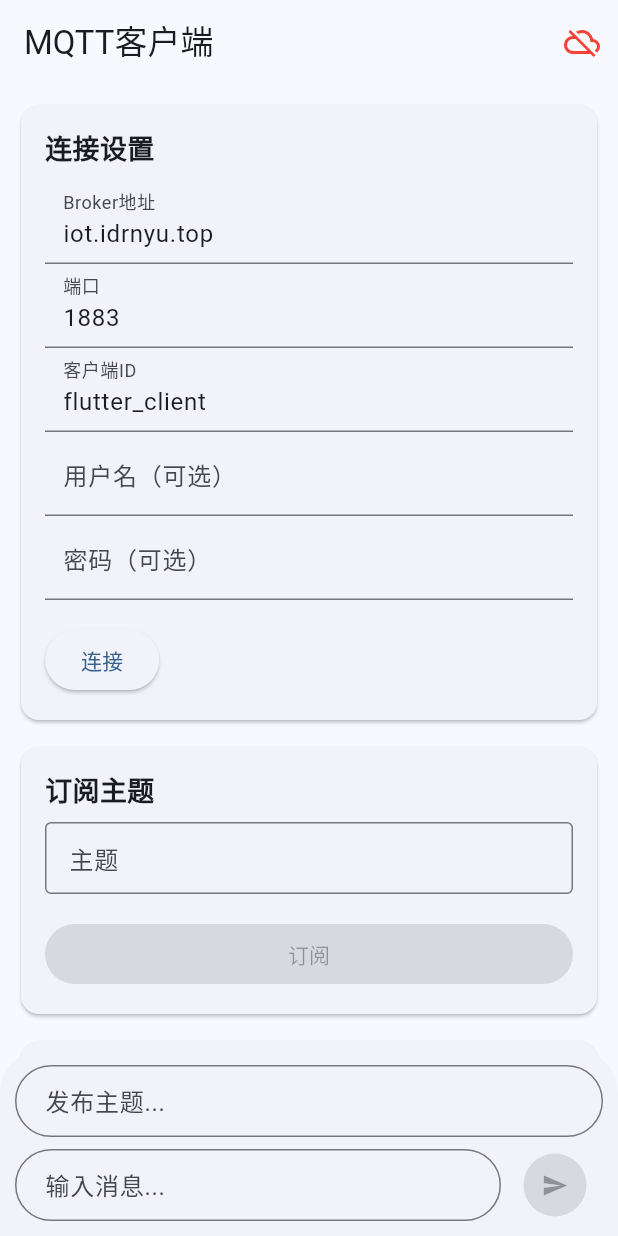
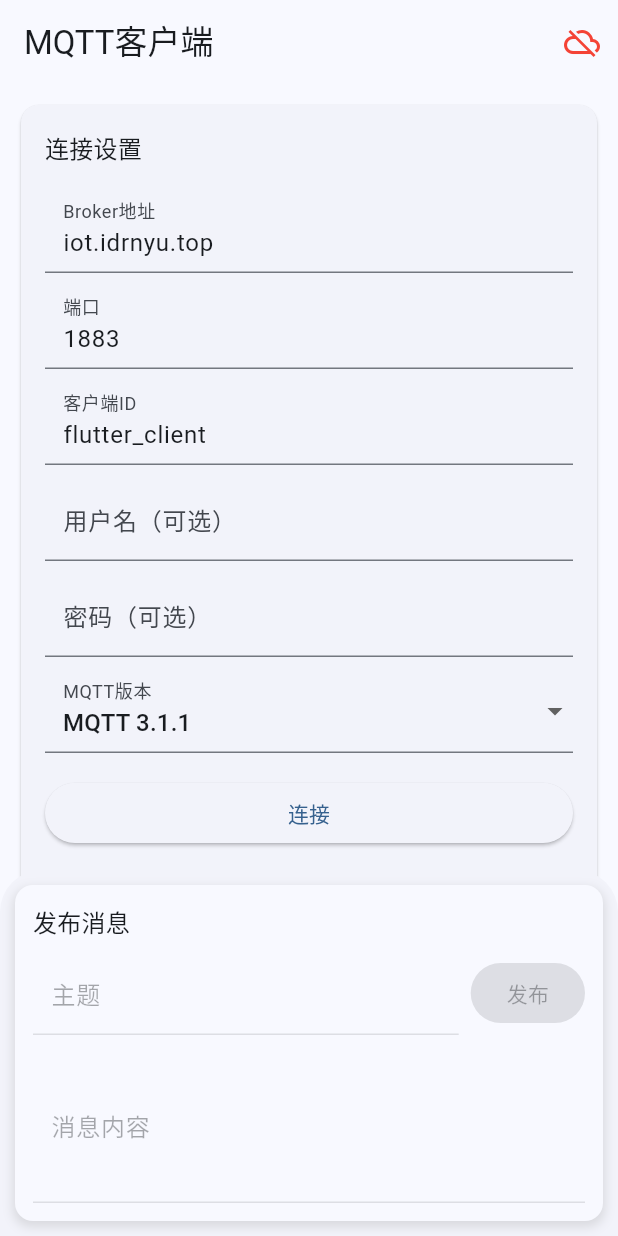
Before and after one commit to idrnyu/flutter_mqtt_client, a Flutter app: the screen it shows after launch, after a tap on "连接", on a phone screen of 412 x 824 dp. Run offline on Flutter 3.47's test engine with Material 3 defaults, Android fonts, the phone set to English and light mode, and no system bars; missing offline and left inert: mqtt5_client, mqtt_client.

Commit message:
添加mqtt版本

```diff
--- a/lib/providers/mqtt_provider.dart
+++ b/lib/providers/mqtt_provider.dart
@@ -1,17 +1,29 @@
 import 'package:flutter/foundation.dart';
 import '../services/mqtt_service.dart';
+import '../services/mqtt5_service.dart';
+
+// 统一消息类型，用于在Provider中处理
+class UnifiedMessage {
+  final String topic;
+  final String message;
+
+  UnifiedMessage({required this.topic, required this.message});
+}
 
 class MqttProvider with ChangeNotifier {
   final MqttService _mqttService = MqttService();
+  final Mqtt5Service _mqtt5Service = Mqtt5Service();
   bool _isConnected = false;
-  List<ReceivedMessage> _messages = [];
+  List<UnifiedMessage> _messages = [];
   String _lastError = '';
   final Set<String> _subscribedTopics = {};
+  int _currentMqttVersion = 4; // 默认为MQTT 3.1.1
 
   bool get isConnected => _isConnected;
-  List<ReceivedMessage> get messages => _messages;
+  List<UnifiedMessage> get messages => _messages;
   String get lastError => _lastError;
   Set<String> get subscribedTopics => _subscribedTopics;
+  int get currentMqttVersion => _currentMqttVersion;
 
   MqttProvider() {
     _mqttService.connectionStream.listen((connected) {
@@ -20,21 +32,48 @@ class MqttProvider with ChangeNotifier {
     });
 
     _mqttService.messageStream.listen((message) {
-      _messages.add(message);
+      _messages.add(UnifiedMessage(topic: message.topic, message: message.message));
+      notifyListeners();
+    });
+
+    _mqtt5Service.connectionStream.listen((connected) {
+      _isConnected = connected;
+      notifyListeners();
+    });
+
+    _mqtt5Service.messageStream.listen((message) {
+      _messages.add(UnifiedMessage(topic: message.topic, message: message.message));
       notifyListeners();
     });
   }
 
-  Future<void> connect(String broker, int port, {String? username, String? password, String? clientId}) async {
+  Future<void> connect(String broker, int port, {String? username, String? password, String? clientId, int mqttVersion = 4}) async {
     try {
       _lastError = '连接中...';
-      final success = await _mqttService.connect(
+      _currentMqttVersion = mqttVersion;
+      bool success = false;
+
+      if (mqttVersion == 5) {
+        // 使用MQTT 5.0
+        success = await _mqtt5Service.connect(
           broker,
           port,
           username: username,
           password: password,
           clientId: clientId ?? 'flutter_client'
         );
+      } else {
+        // 使用MQTT 3.1或3.1.1
+        success = await _mqttService.connect(
+          broker,
+          port,
+          username: username,
+          password: password,
+          clientId: clientId ?? 'flutter_client',
+          mqttVersion: mqttVersion
+        );
+      }
+
       if (success) {
         _lastError = '';
       } else {
@@ -48,23 +87,39 @@ class MqttProvider with ChangeNotifier {
   }
 
   void subscribe(String topic) {
+    if (_currentMqttVersion == 5) {
+      _mqtt5Service.subscribe(topic);
+    } else {
       _mqttService.subscribe(topic);
+    }
     _subscribedTopics.add(topic);
     notifyListeners();
   }
 
   void unsubscribe(String topic) {
+    if (_currentMqttVersion == 5) {
+      _mqtt5Service.unsubscribe(topic);
+    } else {
       _mqttService.unsubscribe(topic);
+    }
     _subscribedTopics.remove(topic);
     notifyListeners();
   }
 
   void publish(String topic, String message) {
+    if (_currentMqttVersion == 5) {
+      _mqtt5Service.publish(topic, message);
+    } else {
       _mqttService.publish(topic, message);
+    }
   }
 
   void disconnect() {
+    if (_currentMqttVersion == 5) {
+      _mqtt5Service.disconnect();
+    } else {
       _mqttService.disconnect();
+    }
   }
 
   void clearMessages() {
@@ -75,6 +130,7 @@ class MqttProvider with ChangeNotifier {
   @override
   void dispose() {
     _mqttService.dispose();
+    _mqtt5Service.dispose();
     super.dispose();
   }
 }
--- a/lib/screens/home_screen.dart
+++ b/lib/screens/home_screen.dart
@@ -18,6 +18,9 @@ class _HomeScreenState extends State<HomeScreen> {
   final _subscribeTopicController = TextEditingController();
   final _publishTopicController = TextEditingController();
   final _messageController = TextEditingController();
+
+  // MQTT版本选择
+  int _selectedMqttVersion = 4; // 默认为MQTT 3.1.1
 
   @override
   void dispose() {
@@ -56,7 +59,9 @@ class _HomeScreenState extends State<HomeScreen> {
           ),
         ],
       ),
-      body: Column(
+      body: Consumer<MqttProvider>(
+        builder: (context, mqttProvider, child) {
+          return Column(
             children: [
               Expanded(
                 child: SingleChildScrollView(
@@ -65,21 +70,25 @@ class _HomeScreenState extends State<HomeScreen> {
                     child: Column(
                       crossAxisAlignment: CrossAxisAlignment.stretch,
                       children: [
-                    _buildConnectionSection(),
+                        _buildConnectionSection(mqttProvider),
                         const SizedBox(height: 10),
-                    _buildSubscribeSection(),
+                        _buildSubscribeSection(mqttProvider),
                         const SizedBox(height: 10),
-                    _buildSubscriptionsList(),
+                        _buildSubscriptionsList(mqttProvider),
                         const SizedBox(height: 10),
-                    _buildMessagesSection(),
+                        _buildMessagesSection(mqttProvider),
                       ],
                     ),
                   ),
                 ),
               ),
             ],
+          );
+        },
       ),
-      bottomSheet: AnimatedPadding(
+      bottomSheet: Consumer<MqttProvider>(
+        builder: (context, mqttProvider, child) {
+          return AnimatedPadding(
             padding: EdgeInsets.only(
               bottom: MediaQuery.of(context).padding.bottom + 10.0,
               left: 10.0,
@@ -89,59 +98,43 @@ class _HomeScreenState extends State<HomeScreen> {
             duration: const Duration(milliseconds: 100),
             curve: Curves.easeInOut,
             child: Container(
-          // decoration: BoxDecoration(
-          //   color: Colors.white,
-          //   boxShadow: [
-          //     BoxShadow(
-          //       color: Colors.grey.withOpacity(0.3),
-          //       spreadRadius: 1,
-          //       blurRadius: 5,
-          //       offset: const Offset(0, -3),
-          //     ),
-          //   ],
-          // ),
-          // padding: const EdgeInsets.all(16.0),
+              decoration: BoxDecoration(
+                color: Theme.of(context).colorScheme.surface,
+                borderRadius: BorderRadius.circular(12),
+                boxShadow: [
+                  BoxShadow(
+                    color: Colors.grey.withOpacity(0.3),
+                    spreadRadius: 1,
+                    blurRadius: 5,
+                    offset: const Offset(0, 3),
+                  ),
+                ],
+              ),
+              child: Padding(
+                padding: const EdgeInsets.all(12.0),
                 child: Column(
                   mainAxisSize: MainAxisSize.min,
+                  crossAxisAlignment: CrossAxisAlignment.stretch,
                   children: [
-              TextField(
-                controller: _publishTopicController,
-                decoration: InputDecoration(
-                  hintText: '发布主题...',
-                  border: OutlineInputBorder(
-                    borderRadius: BorderRadius.circular(24.0),
-                  ),
-                  contentPadding: const EdgeInsets.symmetric(
-                    horizontal: 16.0,
-                    vertical: 10.0,
-                  ),
-                ),
+                    Text(
+                      '发布消息',
+                      style: Theme.of(context).textTheme.titleMedium,
                     ),
                     const SizedBox(height: 8),
                     Row(
-                crossAxisAlignment: CrossAxisAlignment.end,
                       children: [
                         Expanded(
                           child: TextField(
-                      controller: _messageController,
-                      decoration: InputDecoration(
-                        hintText: '输入消息...',
-                        border: OutlineInputBorder(
-                          borderRadius: BorderRadius.circular(24.0),
+                            controller: _publishTopicController,
+                            decoration: const InputDecoration(
+                              labelText: '主题',
+                              contentPadding: EdgeInsets.symmetric(horizontal: 12, vertical: 8),
                             ),
-                        contentPadding: const EdgeInsets.symmetric(
-                          horizontal: 16.0,
-                          vertical: 10.0,
+                            enabled: mqttProvider.isConnected,
                           ),
                         ),
-                      maxLines: 4,
-                      minLines: 1,
-                    ),
-                  ),
-                  const SizedBox(width: 4),
-                  Consumer<MqttProvider>(
-                    builder: (context, mqttProvider, child) {
-                      return ElevatedButton(
+                        const SizedBox(width: 8),
+                        ElevatedButton(
                           onPressed: mqttProvider.isConnected
                               ? () {
                                   if (_publishTopicController.text.isNotEmpty &&
@@ -154,34 +147,42 @@ class _HomeScreenState extends State<HomeScreen> {
                                   }
                                 }
                               : null,
-                        style: ElevatedButton.styleFrom(
-                          shape: const CircleBorder(),
-                          padding: const EdgeInsets.all(12),
-                        ),
-                        child: const Icon(Icons.send),
-                      );
-                    },
+                          child: const Text('发布'),
                         ),
                       ],
+                    ),
+                    const SizedBox(height: 8),
+                    TextField(
+                      controller: _messageController,
+                      decoration: const InputDecoration(
+                        labelText: '消息内容',
+                        contentPadding: EdgeInsets.symmetric(horizontal: 12, vertical: 8),
+                      ),
+                      maxLines: 3,
+                      enabled: mqttProvider.isConnected,
                     ),
                   ],
                 ),
               ),
             ),
           );
+        },
+      ),
+    );
   }
 
-  Widget _buildConnectionSection() {
-    return Consumer<MqttProvider>(
-      builder: (context, mqttProvider, child) {
+  Widget _buildConnectionSection(MqttProvider mqttProvider) {
     return Card(
       child: Padding(
         padding: const EdgeInsets.all(16.0),
         child: Column(
-              crossAxisAlignment: CrossAxisAlignment.start,
+          crossAxisAlignment: CrossAxisAlignment.stretch,
           children: [
-                const Text('连接设置', style: TextStyle(fontSize: 18, fontWeight: FontWeight.bold)),
-                const SizedBox(height: 8),
+            Text(
+              '连接设置',
+              style: Theme.of(context).textTheme.titleMedium,
+            ),
+            const SizedBox(height: 16),
             TextField(
               controller: _brokerController,
               decoration: const InputDecoration(
@@ -190,6 +191,7 @@ class _HomeScreenState extends State<HomeScreen> {
               ),
               enabled: !mqttProvider.isConnected,
             ),
+            const SizedBox(height: 8),
             TextField(
               controller: _portController,
               decoration: const InputDecoration(
@@ -199,6 +201,7 @@ class _HomeScreenState extends State<HomeScreen> {
               keyboardType: TextInputType.number,
               enabled: !mqttProvider.isConnected,
             ),
+            const SizedBox(height: 8),
             TextField(
               controller: _clientIdController,
               decoration: const InputDecoration(
@@ -207,6 +210,7 @@ class _HomeScreenState extends State<HomeScreen> {
               ),
               enabled: !mqttProvider.isConnected,
             ),
+            const SizedBox(height: 8),
             TextField(
               controller: _usernameController,
               decoration: const InputDecoration(
@@ -215,6 +219,7 @@ class _HomeScreenState extends State<HomeScreen> {
               ),
               enabled: !mqttProvider.isConnected,
             ),
+            const SizedBox(height: 8),
             TextField(
               controller: _passwordController,
               decoration: const InputDecoration(
@@ -223,6 +228,26 @@ class _HomeScreenState extends State<HomeScreen> {
               ),
               obscureText: true,
               enabled: !mqttProvider.isConnected,
+            ),
+            const SizedBox(height: 8),
+            DropdownButtonFormField<int>(
+              decoration: const InputDecoration(
+                labelText: 'MQTT版本',
+                contentPadding: EdgeInsets.symmetric(horizontal: 12, vertical: 8),
+              ),
+              value: _selectedMqttVersion,
+              items: const [
+                DropdownMenuItem(value: 3, child: Text('MQTT 3.1')),
+                DropdownMenuItem(value: 4, child: Text('MQTT 3.1.1')),
+                DropdownMenuItem(value: 5, child: Text('MQTT 5.0')),
+              ],
+              onChanged: mqttProvider.isConnected
+                  ? null
+                  : (value) {
+                      setState(() {
+                        _selectedMqttVersion = value!;
+                      });
+                    },
             ),
             const SizedBox(height: 16),
             if (!mqttProvider.isConnected)
@@ -234,161 +259,186 @@ class _HomeScreenState extends State<HomeScreen> {
                     clientId: _clientIdController.text,
                     username: _usernameController.text.isNotEmpty ? _usernameController.text : null,
                     password: _passwordController.text.isNotEmpty ? _passwordController.text : null,
+                    mqttVersion: _selectedMqttVersion,
                   );
                 },
                 child: const Text('连接'),
+              )
+            else
+              ElevatedButton(
+                onPressed: () {
+                  mqttProvider.disconnect();
+                },
+                style: ElevatedButton.styleFrom(
+                  backgroundColor: Colors.red,
+                  foregroundColor: Colors.white,
                 ),
-                if (mqttProvider.lastError.isNotEmpty)
-                  Padding(
-                    padding: const EdgeInsets.only(top: 8.0),
-                    child: Text(
+                child: const Text('断开连接'),
+              ),
+            const SizedBox(height: 8),
+            Text(
               mqttProvider.lastError,
-                      style: const TextStyle(color: Colors.red),
+              style: TextStyle(
+                color: mqttProvider.lastError.contains('连接中') ? Colors.blue : Colors.red,
               ),
             ),
           ],
         ),
       ),
     );
-      },
-    );
   }
 
-  Widget _buildSubscribeSection() {
-    return Consumer<MqttProvider>(
-      builder: (context, mqttProvider, child) {
+  Widget _buildSubscribeSection(MqttProvider mqttProvider) {
     return Card(
       child: Padding(
         padding: const EdgeInsets.all(16.0),
         child: Column(
-              crossAxisAlignment: CrossAxisAlignment.start,
+          crossAxisAlignment: CrossAxisAlignment.stretch,
           children: [
-                const Text('订阅主题', style: TextStyle(fontSize: 18, fontWeight: FontWeight.bold)),
-                const SizedBox(height: 8),
-                TextField(
+            Text(
+              '订阅主题',
+              style: Theme.of(context).textTheme.titleMedium,
+            ),
+            const SizedBox(height: 16),
+            Row(
+              children: [
+                Expanded(
+                  child: TextField(
                     controller: _subscribeTopicController,
                     decoration: const InputDecoration(
                       labelText: '主题',
-                    border: OutlineInputBorder(),
                       contentPadding: EdgeInsets.symmetric(horizontal: 12, vertical: 8),
                     ),
+                    enabled: mqttProvider.isConnected,
                   ),
-                const SizedBox(height: 16),
+                ),
+                const SizedBox(width: 8),
                 ElevatedButton(
-                  onPressed: mqttProvider.isConnected
+                  onPressed: mqttProvider.isConnected && _subscribeTopicController.text.isNotEmpty
                       ? () {
-                          if (_subscribeTopicController.text.isNotEmpty) {
                           mqttProvider.subscribe(_subscribeTopicController.text);
-                            ScaffoldMessenger.of(context).showSnackBar(
-                              SnackBar(
-                                content: Text('已订阅主题: ${_subscribeTopicController.text}'),
+                          _subscribeTopicController.clear();
+                        }
+                      : null,
+                  child: const Text('订阅'),
+                ),
+              ],
+            ),
+          ],
+        ),
       ),
     );
   }
+
+  Widget _buildSubscriptionsList(MqttProvider mqttProvider) {
+    return Card(
+      child: Padding(
+        padding: const EdgeInsets.all(16.0),
+        child: Column(
+          crossAxisAlignment: CrossAxisAlignment.stretch,
+          children: [
+            Text(
+              '已订阅主题',
+              style: Theme.of(context).textTheme.titleMedium,
+            ),
+            const SizedBox(height: 8),
+            if (mqttProvider.subscribedTopics.isEmpty)
+              const Padding(
+                padding: EdgeInsets.symmetric(vertical: 8.0),
+                child: Text('暂无订阅主题'),
+              )
+            else
+              Container(
+                constraints: const BoxConstraints(maxHeight: 150),
+                child: ListView.builder(
+                  shrinkWrap: true,
+                  itemCount: mqttProvider.subscribedTopics.length,
+                  itemBuilder: (context, index) {
+                    final topic = mqttProvider.subscribedTopics.elementAt(index);
+                    return ListTile(
+                      dense: true,
+                      title: Text(topic),
+                      trailing: IconButton(
+                        icon: const Icon(Icons.delete),
+                        onPressed: () {
+                          mqttProvider.unsubscribe(topic);
+                        },
+                      ),
+                    );
+                  },
+                ),
+              ),
+          ],
+        ),
+      ),
+    );
   }
-                      : null,
-                  style: ElevatedButton.styleFrom(
-                    minimumSize: const Size.fromHeight(40),
+
+  Widget _buildMessagesSection(MqttProvider mqttProvider) {
+    return Card(
+      child: Padding(
+        padding: const EdgeInsets.all(16.0),
+        child: Column(
+          crossAxisAlignment: CrossAxisAlignment.stretch,
+          children: [
+            Row(
+              mainAxisAlignment: MainAxisAlignment.spaceBetween,
+              children: [
+                Text(
+                  '接收到的消息',
+                  style: Theme.of(context).textTheme.titleMedium,
                 ),
-                  child: const Text('订阅'),
+                if (mqttProvider.messages.isNotEmpty)
+                  TextButton(
+                    onPressed: () {
+                      mqttProvider.clearMessages();
+                    },
+                    child: const Text('清空'),
+                  ),
+              ],
+            ),
+            const SizedBox(height: 8),
+            if (mqttProvider.messages.isEmpty)
+              const Padding(
+                padding: EdgeInsets.symmetric(vertical: 8.0),
+                child: Text('暂无消息'),
+              )
+            else
+              Container(
+                constraints: const BoxConstraints(maxHeight: 300),
+                child: ListView.builder(
+                  shrinkWrap: true,
+                  itemCount: mqttProvider.messages.length,
+                  itemBuilder: (context, index) {
+                    final message = mqttProvider.messages[mqttProvider.messages.length - 1 - index];
+                    return Card(
+                      margin: const EdgeInsets.symmetric(vertical: 4),
+                      child: Padding(
+                        padding: const EdgeInsets.all(8.0),
+                        child: Column(
+                          crossAxisAlignment: CrossAxisAlignment.start,
+                          children: [
+                            Text(
+                              '主题: ${message.topic}',
+                              style: const TextStyle(fontWeight: FontWeight.bold),
+                            ),
+                            const SizedBox(height: 4),
+                            Text(
+                              '消息: ${message.message}',
+                              style: const TextStyle(fontSize: 14),
+                              maxLines: 10,
+                              overflow: TextOverflow.ellipsis,
                             ),
                           ],
                         ),
                       ),
                     );
                   },
-    );
-  }
-
-  Widget _buildSubscriptionsList() {
-    return Consumer<MqttProvider>(
-      builder: (context, mqttProvider, child) {
-        return Card(
-          child: Padding(
-            padding: const EdgeInsets.all(16.0),
-            child: Column(
-              crossAxisAlignment: CrossAxisAlignment.start,
-              children: [
-                const Text('订阅列表', style: TextStyle(fontSize: 18, fontWeight: FontWeight.bold)),
-                const SizedBox(height: 8),
-                mqttProvider.subscribedTopics.isEmpty
-                    ? const Text('暂无订阅的主题')
-                    : ListView.builder(
-                        shrinkWrap: true,
-                        itemCount: mqttProvider.subscribedTopics.length,
-                        itemBuilder: (context, index) {
-                          final topic = mqttProvider.subscribedTopics.elementAt(index);
-                          return ListTile(
-                            title: Text(topic),
-                            trailing: IconButton(
-                              icon: const Icon(Icons.cancel, color: Colors.red),
-                              onPressed: () {
-                                mqttProvider.unsubscribe(topic);
-                                ScaffoldMessenger.of(context).showSnackBar(
-                                  SnackBar(
-                                    content: Text('已取消订阅主题: $topic'),
-                                  ),
-                                );
-                              },
-                            ),
-                            dense: true,
-                            contentPadding: const EdgeInsets.symmetric(horizontal: 8.0),
-                            visualDensity: VisualDensity.compact,
-                          );
-                        },
-                      ),
-              ],
-            ),
-          ),
-        );
-      },
-    );
-  }
-
-  Widget _buildMessagesSection() {
-    return Consumer<MqttProvider>(
-      builder: (context, mqttProvider, child) {
-        return Card(
-          child: Padding(
-            padding: const EdgeInsets.all(16.0),
-            child: Column(
-              crossAxisAlignment: CrossAxisAlignment.start,
-              children: [
-                Row(
-                  mainAxisAlignment: MainAxisAlignment.spaceBetween,
-                  children: [
-                    const Text('消息记录',
-                        style: TextStyle(fontSize: 18, fontWeight: FontWeight.bold)),
-                    IconButton(
-                      icon: const Icon(Icons.clear_all),
-                      onPressed: () => mqttProvider.clearMessages(),
-                    ),
-                  ],
-                ),
-                const SizedBox(height: 8),
-                Container(
-                  height: MediaQuery.of(context).size.height * 0.4,
-                  child: Scrollbar(
-                    thickness: 8.0,
-                    radius: const Radius.circular(4.0),
-                    child: ListView.builder(
-                      itemCount: mqttProvider.messages.length,
-                      itemBuilder: (context, index) {
-                        final message = mqttProvider.messages[index];
-                        return ListTile(
-                          title: Text(message.topic),
-                          subtitle: Text(message.message),
-                          dense: true,
-                        );
-                      },
-                    ),
                 ),
               ),
           ],
         ),
       ),
     );
-      },
-    );
   }
 }
--- a/lib/services/mqtt_service.dart
+++ b/lib/services/mqtt_service.dart
@@ -10,7 +10,7 @@ class MqttService {
   Stream<bool> get connectionStream => _connectionStatus.stream;
   Stream<ReceivedMessage> get messageStream => _messageController.stream;
 
-  Future<bool> connect(String broker, int port, {String? username, String? password, String clientId = 'flutter_client'}) async {
+  Future<bool> connect(String broker, int port, {String? username, String? password, String clientId = 'flutter_client', int mqttVersion = 4}) async {
     _client = MqttServerClient(broker, clientId);
     _client!.port = port;
     _client!.logging(on: true);
@@ -19,6 +19,15 @@ class MqttService {
     _client!.onDisconnected = _onDisconnected;
     _client!.onSubscribed = _onSubscribed;
     _client!.pongCallback = _pong;
+
+    // 设置MQTT协议版本
+    if (mqttVersion == 3) {
+      _client!.setProtocolV31(); // 3.1
+    } else if (mqttVersion == 4) {
+      _client!.setProtocolV311(); // 3.1.1
+    }
+    // 注意：当前mqtt_client库版本(10.5.1)不支持MQTT 5.0
+    // 如果选择了MQTT 5.0，我们默认使用3.1.1版本
 
     final connMessage = MqttConnectMessage()
         .withClientIdentifier(clientId)
--- a/pubspec.yaml
+++ b/pubspec.yaml
@@ -36,6 +36,7 @@ dependencies:
   # Use with the CupertinoIcons class for iOS style icons.
   cupertino_icons: ^1.0.8
   mqtt_client: ^10.5.1
+  mqtt5_client: ^4.2.0
   provider: ^6.1.4
 
 dev_dependencies:
```
Also changed, not shown: lib/services/mqtt5_service.dart (added, +113 -0 lines), pubspec.lock, 1 other file. Lines whose indentation alone changed are shown as unchanged.
